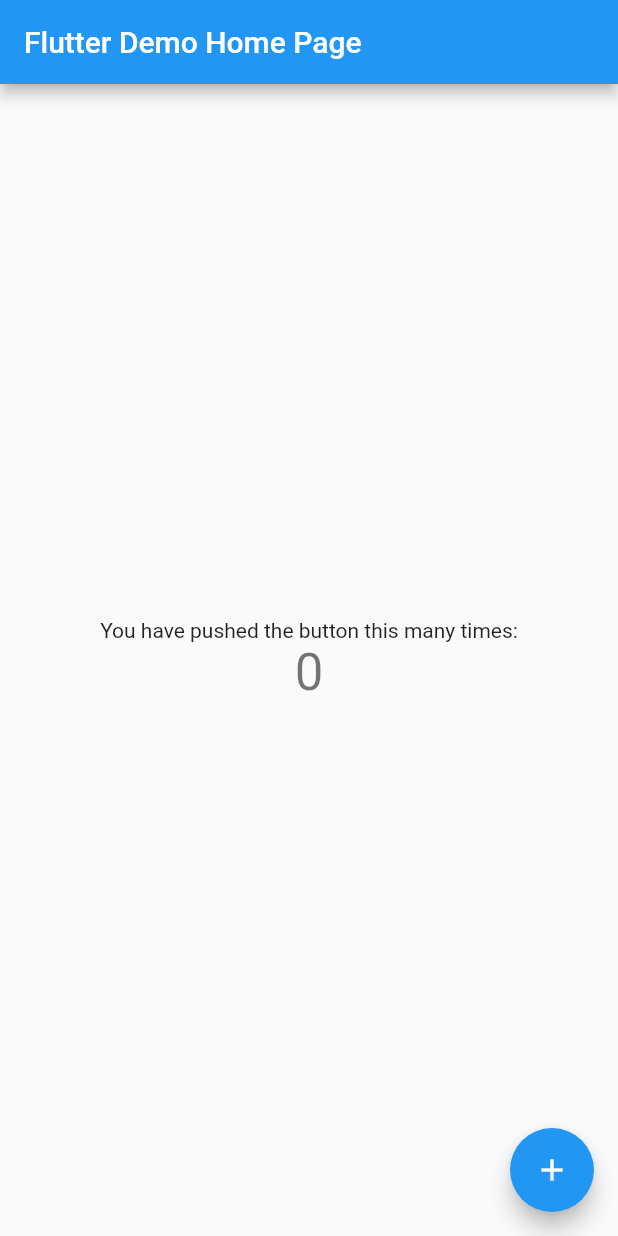
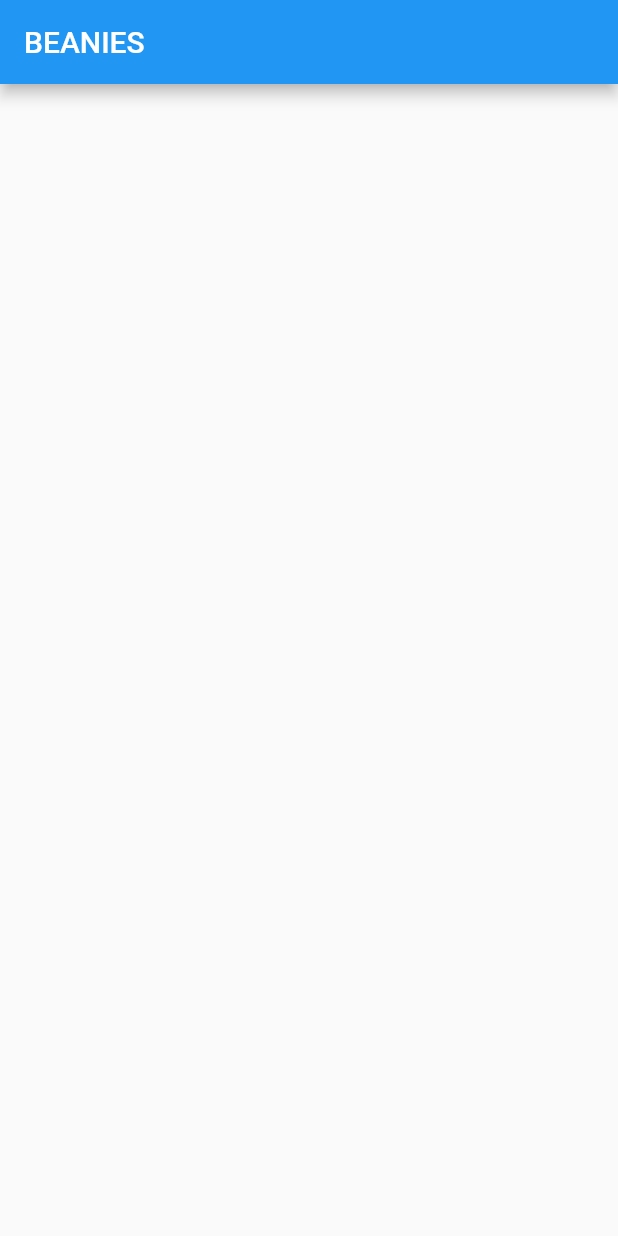
Before and after one commit to strathdeek/beanies-flutter, a Flutter app: the screen it shows after launch, on a phone screen of 412 x 824 dp. Run offline on Flutter 3.47's test engine with Material 2 defaults, Android fonts, the phone set to English and light mode, and no system bars; our stand-ins replace hive, hive_flutter; accounts and stored records are empty.

Commit message:
basic architecture

```diff
--- /dev/null
+++ b/lib/data/constants/hive.dart
@@ -0,0 +1,2 @@
+const String HiveUserBoxKey = 'HiveUserBox';
+const String HiveGameBoxKey = 'HiveGameBox';
--- /dev/null
+++ b/lib/data/models/game.dart
@@ -0,0 +1 @@
+//todo: setup game model
--- /dev/null
+++ b/lib/data/models/user.dart
@@ -0,0 +1 @@
+//todo: setup user model
--- /dev/null
+++ b/lib/data/repositories/hive_setup.dart
@@ -0,0 +1,6 @@
+import 'package:hive/hive.dart';
+import 'package:hive_flutter/hive_flutter.dart';
+
+Future<void> initializeHive() async {
+  await Hive.initFlutter();
+}
--- a/lib/main.dart
+++ b/lib/main.dart
@@ -1,3 +1,4 @@
+import 'package:beanies/views/screens/dashboard_view.dart';
 import 'package:flutter/material.dart';
 
 void main() {
@@ -5,109 +6,14 @@
 }
 
 class MyApp extends StatelessWidget {
-  // This widget is the root of your application.
   @override
   Widget build(BuildContext context) {
     return MaterialApp(
       title: 'Flutter Demo',
       theme: ThemeData(
-        // This is the theme of your application.
-        //
-        // Try running your application with "flutter run". You'll see the
-        // application has a blue toolbar. Then, without quitting the app, try
-        // changing the primarySwatch below to Colors.green and then invoke
-        // "hot reload" (press "r" in the console where you ran "flutter run",
-        // or simply save your changes to "hot reload" in a Flutter IDE).
-        // Notice that the counter didn't reset back to zero; the application
-        // is not restarted.
         primarySwatch: Colors.blue,
       ),
-      home: MyHomePage(title: 'Flutter Demo Home Page'),
+      home: DashboardScreen(),
     );
   }
 }
-
-class MyHomePage extends StatefulWidget {
-  MyHomePage({Key key, this.title}) : super(key: key);
-
-  // This widget is the home page of your application. It is stateful, meaning
-  // that it has a State object (defined below) that contains fields that affect
-  // how it looks.
-
-  // This class is the configuration for the state. It holds the values (in this
-  // case the title) provided by the parent (in this case the App widget) and
-  // used by the build method of the State. Fields in a Widget subclass are
-  // always marked "final".
-
-  final String title;
-
-  @override
-  _MyHomePageState createState() => _MyHomePageState();
-}
-
-class _MyHomePageState extends State<MyHomePage> {
-  int _counter = 0;
-
-  void _incrementCounter() {
-    setState(() {
-      // This call to setState tells the Flutter framework that something has
-      // changed in this State, which causes it to rerun the build method below
-      // so that the display can reflect the updated values. If we changed
-      // _counter without calling setState(), then the build method would not be
-      // called again, and so nothing would appear to happen.
-      _counter++;
-    });
-  }
-
-  @override
-  Widget build(BuildContext context) {
-    // This method is rerun every time setState is called, for instance as done
-    // by the _incrementCounter method above.
-    //
-    // The Flutter framework has been optimized to make rerunning build methods
-    // fast, so that you can just rebuild anything that needs updating rather
-    // than having to individually change instances of widgets.
-    return Scaffold(
-      appBar: AppBar(
-        // Here we take the value from the MyHomePage object that was created by
-        // the App.build method, and use it to set our appbar title.
-        title: Text(widget.title),
-      ),
-      body: Center(
-        // Center is a layout widget. It takes a single child and positions it
-        // in the middle of the parent.
-        child: Column(
-          // Column is also a layout widget. It takes a list of children and
-          // arranges them vertically. By default, it sizes itself to fit its
-          // children horizontally, and tries to be as tall as its parent.
-          //
-          // Invoke "debug painting" (press "p" in the console, choose the
-          // "Toggle Debug Paint" action from the Flutter Inspector in Android
-          // Studio, or the "Toggle Debug Paint" command in Visual Studio Code)
-          // to see the wireframe for each widget.
-          //
-          // Column has various properties to control how it sizes itself and
-          // how it positions its children. Here we use mainAxisAlignment to
-          // center the children vertically; the main axis here is the vertical
-          // axis because Columns are vertical (the cross axis would be
-          // horizontal).
-          mainAxisAlignment: MainAxisAlignment.center,
-          children: <Widget>[
-            Text(
-              'You have pushed the button this many times:',
-            ),
-            Text(
-              '$_counter',
-              style: Theme.of(context).textTheme.headline4,
-            ),
-          ],
-        ),
-      ),
-      floatingActionButton: FloatingActionButton(
-        onPressed: _incrementCounter,
-        tooltip: 'Increment',
-        child: Icon(Icons.add),
-      ), // This trailing comma makes auto-formatting nicer for build methods.
-    );
-  }
-}
--- /dev/null
+++ b/lib/views/screens/dashboard_view.dart
@@ -0,0 +1,14 @@
+import 'package:flutter/material.dart';
+
+class DashboardScreen extends StatelessWidget {
+  const DashboardScreen({Key key}) : super(key: key);
+
+  @override
+  Widget build(BuildContext context) {
+    return Scaffold(
+      appBar: AppBar(
+        title: Text('BEANIES'),
+      ),
+    );
+  }
+}
```
Also changed, not shown: pubspec.yaml (+6 -9 lines), lib/data/constants/navigation.dart (added), pubspec.lock, 3 other files.
